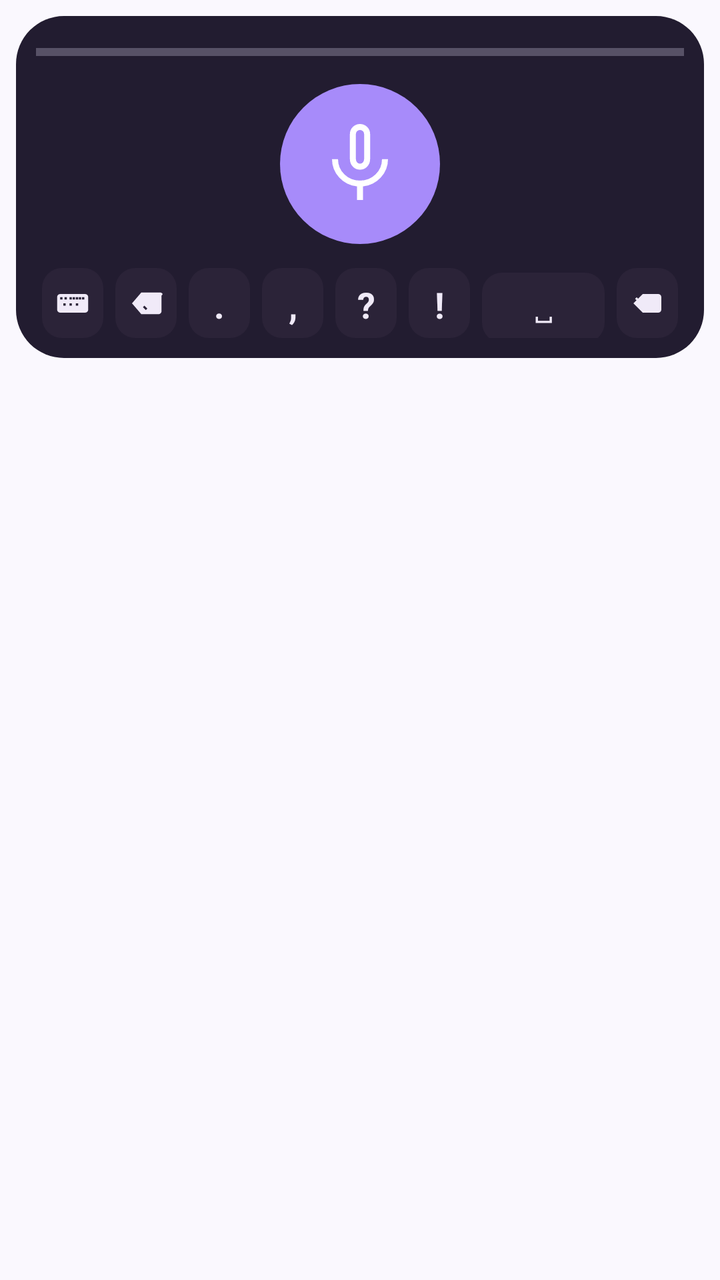
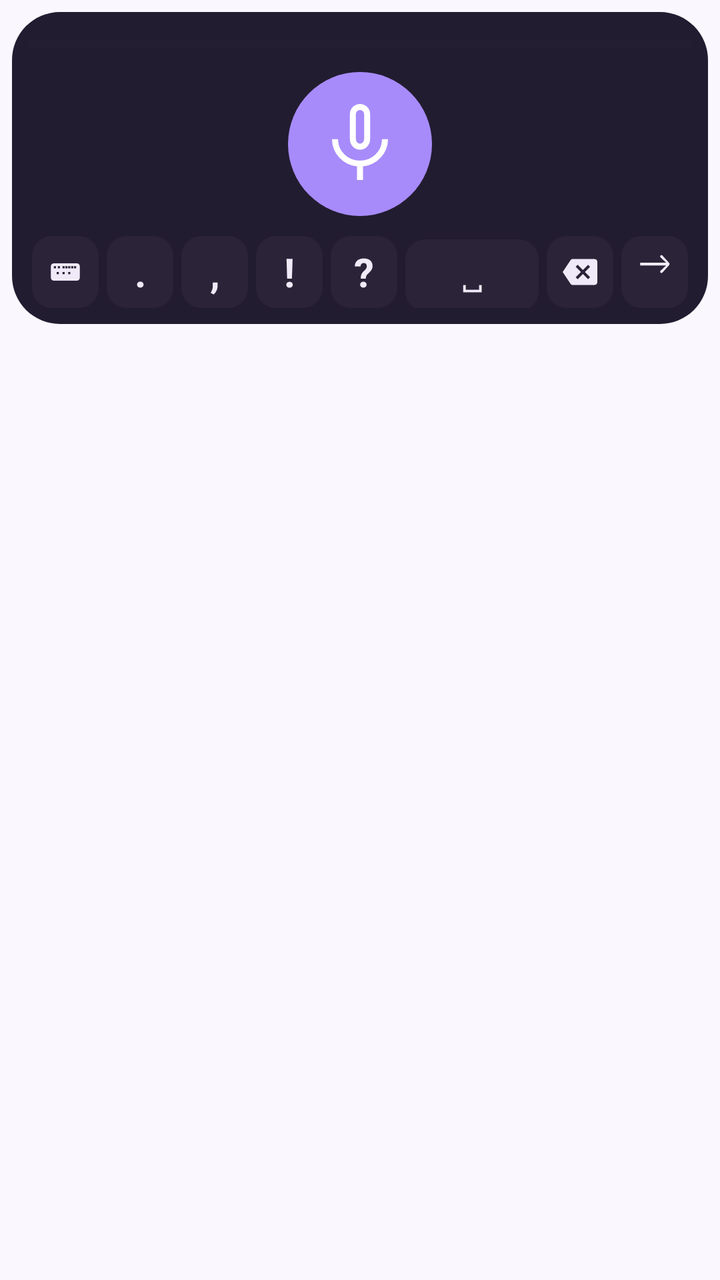

The first picture is an Android layout as it rendered before a commit; the second is the same layout after the commit. The layout source and the unified diff follow.
<!-- AndroidManifest.xml: application theme Theme.WhisperGroq.ActionBar -->
<!-- res/layout/voice_service.xml -->
<?xml version="1.0" encoding="utf-8"?>
<LinearLayout xmlns:android="http://schemas.android.com/apk/res/android"
    android:layout_width="match_parent"
    android:layout_height="wrap_content"
    android:orientation="vertical"
    android:clipToPadding="false"
    android:padding="8dp">

    <LinearLayout
        android:layout_width="match_parent"
        android:layout_height="wrap_content"
        android:orientation="vertical"
        android:background="@drawable/keyboard_bg"
        android:padding="10dp">

        <ProgressBar
            android:id="@+id/processing_bar"
            android:layout_width="match_parent"
            android:layout_height="wrap_content"
            android:indeterminate="false"
            android:progressTint="@color/ime_accent"
            android:progressBackgroundTint="@color/surface_container_high"
            android:indeterminateTint="@color/ime_accent"
            style="?android:attr/progressBarStyleHorizontal"/>

        <TextView
            android:id="@+id/tv_status"
            android:visibility="gone"
            android:gravity="center"
            android:layout_width="match_parent"
            android:layout_height="wrap_content"
            android:paddingHorizontal="10dp"
            android:layout_marginTop="4dp"
            android:textSize="14sp"
            android:textColor="@color/text_secondary" />

        
        <ImageButton
            android:id="@+id/btnRecord"
            android:layout_width="80dp"
            android:layout_height="80dp"
            android:layout_gravity="center_horizontal"
            android:layout_marginVertical="8dp"
            android:background="@drawable/kb_mic_button"
            android:padding="20dp"
            android:src="@drawable/ic_mic_48dp"
            android:contentDescription="@string/record_button"/>

        
        <LinearLayout
            android:layout_width="match_parent"
            android:layout_height="wrap_content"
            android:orientation="horizontal"
            android:layout_marginTop="4dp">

            <ImageButton
                android:id="@+id/btnKeyboard"
                style="@style/KbKey"
                android:src="@drawable/ic_keyboard_36dp"
                android:contentDescription="@string/exit_button"/>

            <ImageButton
                android:id="@+id/btnStop"
                style="@style/KbKey"
                android:visibility="gone"
                android:src="@drawable/ic_stop_recording_36dp"
                android:contentDescription="@string/stop_button"/>

            <ImageButton
                android:id="@+id/btnDel"
                style="@style/KbKey"
                android:src="@drawable/ic_keyboard_del_48dp"
                android:contentDescription="@string/delete_button"/>

            <TextView
                android:id="@+id/btnPeriod"
                style="@style/KbKey.Text"
                android:text="."/>

            <TextView
                android:id="@+id/btnComma"
                style="@style/KbKey.Text"
                android:text=","/>

            <TextView
                android:id="@+id/btnQuestion"
                style="@style/KbKey.Text"
                android:text="?"/>

            <TextView
                android:id="@+id/btnExclaim"
                style="@style/KbKey.Text"
                android:text="!"/>

            <TextView
                android:id="@+id/btnSpace"
                style="@style/KbKey.Text.Wide"
                android:text="␣"/>

            <ImageButton
                android:id="@+id/btnEnter"
                style="@style/KbKey"
                android:src="@drawable/ic_keyboard_return_48dp"
                android:contentDescription="@string/return_button"/>
        </LinearLayout>

    </LinearLayout>
</LinearLayout>
<!-- resources referenced by this layout -->
<resources>
  <color name="ime_accent">#A78BFA</color>
  <color name="surface_container_high">#EDE9FE</color>
  <color name="text_secondary">#6B6385</color>
  <!-- drawable ic_keyboard_del_48dp (drawable) -->
  <vector xmlns:android="http://schemas.android.com/apk/res/android"
      android:width="24dp"
      android:height="24dp"
      android:viewportWidth="960"
      android:viewportHeight="960">
    
    <path
        android:fillColor="@color/ime_text_primary"
        android:pathData="M360,760L120,480l240,-280h480q33,0 56.5,23.5T880,280v400q0,33 -23.5,56.5T800,760L360,760ZM400,580l75,75 40,-40 -75,-75 -75,75 -40,-40 75,-75 -75,-75 40,-40 75,75 75,-75 40,40 -75,75 75,75 -40,40 -75,-75Z"/>
  </vector>
  <!-- drawable ic_keyboard_return_48dp (drawable) -->
  <vector xmlns:android="http://schemas.android.com/apk/res/android"
      android:width="24dp"
      android:height="24dp"
      android:viewportWidth="960"
      android:viewportHeight="960">
    
    <path
        android:fillColor="@color/ime_text_primary"
        android:pathData="M360,240L760,240q33,0 56.5,23.5T840,320v320q0,33 -23.5,56.5T760,720L360,720 120,480Z M280,480l75,-75 -40,-40 -75,75 -75,-75 40,-40 75,75 75,-75 40,40 -75,75 75,75 -40,40 -75,-75Z"/>
  </vector>
  <!-- drawable kb_mic_button (drawable) -->
  <?xml version="1.0" encoding="utf-8"?>
  <selector xmlns:android="http://schemas.android.com/apk/res/android">
      <item android:state_pressed="true">
          <shape android:shape="oval">
              <solid android:color="@color/recording" />
          </shape>
      </item>
      <item>
          <shape android:shape="oval">
              <solid android:color="@color/ime_accent" />
          </shape>
      </item>
  </selector>
  <!-- drawable keyboard_bg (drawable) -->
  <?xml version="1.0" encoding="utf-8"?>
  <shape xmlns:android="http://schemas.android.com/apk/res/android">
      <solid android:color="@color/ime_surface" />
      <corners android:radius="24dp" />
  </shape>
  <string name="delete_button">Delete</string>
  <string name="exit_button">Exit</string>
  <string name="record_button">Record</string>
  <string name="return_button">Return</string>
  <string name="stop_button">Stop recording</string>
  <style name="KbKey">
          <item name="android:layout_width">0dp</item>
          <item name="android:layout_height">35dp</item>
          <item name="android:layout_weight">1</item>
          <item name="android:layout_marginStart">3dp</item>
          <item name="android:layout_marginEnd">3dp</item>
          <item name="android:background">@drawable/kb_button</item>
          <item name="android:padding">6dp</item>
          <item name="android:scaleType">fitCenter</item>
      </style>
  <style name="KbKey.Text" parent="KbKey">
          <item name="android:gravity">center</item>
          <item name="android:textSize">18sp</item>
          <item name="android:textStyle">bold</item>
          <item name="android:textColor">@color/ime_text_primary</item>
      </style>
  <style name="KbKey.Text.Wide" parent="KbKey.Text">
          <item name="android:layout_weight">2</item>
          <item name="android:textSize">14sp</item>
          <item name="android:textStyle">normal</item>
      </style>
  <color name="ime_text_primary">#F0EAF8</color>
  <color name="recording">#DC2626</color>
  <color name="ime_surface">#221C30</color>
  <color name="colorAccent">#7C3AED</color>
  <color name="colorAccentDark">#5B21B6</color>
  <color name="surface">#FFFFFF</color>
  <color name="text_primary">#1E1B29</color>
  <color name="windowBackground">#FAF8FE</color>
  <color name="ime_surface_container_high">#2B2338</color>
  <!-- unchanged entries left out for length: 5 -->
</resources>

<!-- the commit's change to res/layout/voice_service.xml (unified diff, before → after) -->
@@ -4,14 +4,14 @@
     android:layout_height="wrap_content"
     android:orientation="vertical"
     android:clipToPadding="false"
-    android:padding="8dp">
+    android:padding="6dp">
 
     <LinearLayout
         android:layout_width="match_parent"
         android:layout_height="wrap_content"
         android:orientation="vertical"
         android:background="@drawable/keyboard_bg"
-        android:padding="10dp">
+        android:padding="8dp">
 
         <ProgressBar
             android:id="@+id/processing_bar"
@@ -19,7 +19,7 @@
             android:layout_height="wrap_content"
             android:indeterminate="false"
             android:progressTint="@color/ime_accent"
-            android:progressBackgroundTint="@color/surface_container_high"
+            android:progressBackgroundTint="@color/ime_surface_container_high"
             android:indeterminateTint="@color/ime_accent"
             style="?android:attr/progressBarStyleHorizontal"/>
 
@@ -32,17 +32,17 @@
             android:paddingHorizontal="10dp"
             android:layout_marginTop="4dp"
             android:textSize="14sp"
-            android:textColor="@color/text_secondary" />
+            android:textColor="@color/ime_text_primary" />
 
         
         <ImageButton
             android:id="@+id/btnRecord"
-            android:layout_width="80dp"
-            android:layout_height="80dp"
+            android:layout_width="72dp"
+            android:layout_height="72dp"
             android:layout_gravity="center_horizontal"
-            android:layout_marginVertical="8dp"
+            android:layout_marginVertical="6dp"
             android:background="@drawable/kb_mic_button"
-            android:padding="20dp"
+            android:padding="18dp"
             android:src="@drawable/ic_mic_48dp"
             android:contentDescription="@string/record_button"/>
 
@@ -55,51 +55,123 @@
 
             <ImageButton
                 android:id="@+id/btnKeyboard"
-                style="@style/KbKey"
+                android:layout_width="0dp"
+                android:layout_height="36dp"
+                android:layout_weight="1"
+                android:layout_marginStart="2dp"
+                android:layout_marginEnd="2dp"
+                android:background="@drawable/kb_button"
+                android:padding="8dp"
+                android:scaleType="fitCenter"
                 android:src="@drawable/ic_keyboard_36dp"
                 android:contentDescription="@string/exit_button"/>
 
             <ImageButton
                 android:id="@+id/btnStop"
-                style="@style/KbKey"
+                android:layout_width="0dp"
+                android:layout_height="36dp"
+                android:layout_weight="1"
+                android:layout_marginStart="2dp"
+                android:layout_marginEnd="2dp"
+                android:background="@drawable/kb_button"
+                android:padding="8dp"
+                android:scaleType="fitCenter"
                 android:visibility="gone"
                 android:src="@drawable/ic_stop_recording_36dp"
                 android:contentDescription="@string/stop_button"/>
 
+            <TextView
+                android:id="@+id/btnPeriod"
+                android:layout_width="0dp"
+                android:layout_height="36dp"
+                android:layout_weight="1"
+                android:layout_marginStart="2dp"
+                android:layout_marginEnd="2dp"
+                android:background="@drawable/kb_button"
+                android:gravity="center"
+                android:text="."
+                android:textColor="@color/ime_text_primary"
+                android:textSize="20sp"
+                android:textStyle="bold"/>
+
+            <TextView
+                android:id="@+id/btnComma"
+                android:layout_width="0dp"
+                android:layout_height="36dp"
+                android:layout_weight="1"
+                android:layout_marginStart="2dp"
+                android:layout_marginEnd="2dp"
+                android:background="@drawable/kb_button"
+                android:gravity="center"
+                android:text=","
+                android:textColor="@color/ime_text_primary"
+                android:textSize="20sp"
+                android:textStyle="bold"/>
+
+            <TextView
+                android:id="@+id/btnExclaim"
+                android:layout_width="0dp"
+                android:layout_height="36dp"
+                android:layout_weight="1"
+                android:layout_marginStart="2dp"
+                android:layout_marginEnd="2dp"
+                android:background="@drawable/kb_button"
+                android:gravity="center"
+                android:text="!"
+                android:textColor="@color/ime_text_primary"
+                android:textSize="20sp"
+                android:textStyle="bold"/>
+
+            <TextView
+                android:id="@+id/btnQuestion"
+                android:layout_width="0dp"
+                android:layout_height="36dp"
+                android:layout_weight="1"
+                android:layout_marginStart="2dp"
+                android:layout_marginEnd="2dp"
+                android:background="@drawable/kb_button"
+                android:gravity="center"
+                android:text="?"
+                android:textColor="@color/ime_text_primary"
+                android:textSize="20sp"
+                android:textStyle="bold"/>
+
+            <TextView
+                android:id="@+id/btnSpace"
+                android:layout_width="0dp"
+                android:layout_height="36dp"
+                android:layout_weight="2"
+                android:layout_marginStart="2dp"
+                android:layout_marginEnd="2dp"
+                android:background="@drawable/kb_button"
+                android:gravity="center"
+                android:text="␣"
+                android:textColor="@color/ime_text_primary"
+                android:textSize="16sp"/>
+
             <ImageButton
                 android:id="@+id/btnDel"
-                style="@style/KbKey"
+                android:layout_width="0dp"
+                android:layout_height="36dp"
+                android:layout_weight="1"
+                android:layout_marginStart="2dp"
+                android:layout_marginEnd="2dp"
+                android:background="@drawable/kb_button"
+                android:padding="8dp"
+                android:scaleType="fitCenter"
                 android:src="@drawable/ic_keyboard_del_48dp"
                 android:contentDescription="@string/delete_button"/>
 
-            <TextView
-                android:id="@+id/btnPeriod"
-                style="@style/KbKey.Text"
-                android:text="."/>
-
-            <TextView
-                android:id="@+id/btnComma"
-                style="@style/KbKey.Text"
-                android:text=","/>
-
-            <TextView
-                android:id="@+id/btnQuestion"
-                style="@style/KbKey.Text"
-                android:text="?"/>
-
-            <TextView
-                android:id="@+id/btnExclaim"
-                style="@style/KbKey.Text"
-                android:text="!"/>
-
-            <TextView
-                android:id="@+id/btnSpace"
-                style="@style/KbKey.Text.Wide"
-                android:text="␣"/>
-
             <ImageButton
                 android:id="@+id/btnEnter"
-                style="@style/KbKey"
+                android:layout_width="0dp"
+                android:layout_height="36dp"
+                android:layout_weight="1"
+                android:layout_marginStart="2dp"
+                android:layout_marginEnd="2dp"
+                android:background="@drawable/kb_button"
+                android:padding="8dp"
+                android:scaleType="fitCenter"
                 android:src="@drawable/ic_keyboard_return_48dp"
                 android:contentDescription="@string/return_button"/>
         </LinearLayout>
<!-- resource entries referenced after the edit -->
@@ -1,29 +1,26 @@
 <!-- resources referenced by this layout -->
 <resources>
   <color name="ime_accent">#A78BFA</color>
-  <color name="surface_container_high">#EDE9FE</color>
   <color name="text_secondary">#6B6385</color>
   <!-- drawable ic_keyboard_del_48dp (drawable) -->
   <vector xmlns:android="http://schemas.android.com/apk/res/android"
       android:width="24dp"
       android:height="24dp"
-      android:viewportWidth="960"
-      android:viewportHeight="960">
-    
+      android:viewportWidth="24"
+      android:viewportHeight="24">
     <path
         android:fillColor="@color/ime_text_primary"
-        android:pathData="M360,760L120,480l240,-280h480q33,0 56.5,23.5T880,280v400q0,33 -23.5,56.5T800,760L360,760ZM400,580l75,75 40,-40 -75,-75 -75,75 -40,-40 75,-75 -75,-75 40,-40 75,75 75,-75 40,40 -75,75 75,75 -40,40 -75,-75Z"/>
+        android:pathData="M22,3H7C6.31,3 5.77,3.35 5.41,3.88L0,12L5.41,20.11C5.77,20.64 6.31,21 7,21H22C23.1,21 24,20.1 24,19V5C24,3.9 23.1,3 22,3M19,15.59L17.59,17L14,13.41L10.41,17L9,15.59L12.59,12L9,8.41L10.41,7L14,10.59L17.59,7L19,8.41L15.41,12L19,15.59Z"/>
   </vector>
   <!-- drawable ic_keyboard_return_48dp (drawable) -->
   <vector xmlns:android="http://schemas.android.com/apk/res/android"
       android:width="24dp"
       android:height="24dp"
-      android:viewportWidth="960"
-      android:viewportHeight="960">
-    
+      android:viewportWidth="24"
+      android:viewportHeight="24">
     <path
         android:fillColor="@color/ime_text_primary"
-        android:pathData="M360,240L760,240q33,0 56.5,23.5T840,320v320q0,33 -23.5,56.5T760,720L360,720 120,480Z M280,480l75,-75 -40,-40 -75,75 -75,-75 40,-40 75,75 75,-75 40,40 -75,75 75,75 -40,40 -75,-75Z"/>
+        android:pathData="M22,5.72L17.28,0.5C16.87,0.18 16.31,0.25 16,0.65C15.69,1.05 15.74,1.61 16.12,1.94L19.89,5.5H2V7.5H19.9L16.14,11.06C15.76,11.38 15.71,11.95 16,12.35C16.31,12.75 16.87,12.82 17.28,12.5L22,7.28C22.42,6.91 22.42,6.09 22,5.72Z"/>
   </vector>
   <!-- drawable kb_mic_button (drawable) -->
   <?xml version="1.0" encoding="utf-8"?>
@@ -50,27 +47,6 @@
   <string name="record_button">Record</string>
   <string name="return_button">Return</string>
   <string name="stop_button">Stop recording</string>
-  <style name="KbKey">
-          <item name="android:layout_width">0dp</item>
-          <item name="android:layout_height">35dp</item>
-          <item name="android:layout_weight">1</item>
-          <item name="android:layout_marginStart">3dp</item>
-          <item name="android:layout_marginEnd">3dp</item>
-          <item name="android:background">@drawable/kb_button</item>
-          <item name="android:padding">6dp</item>
-          <item name="android:scaleType">fitCenter</item>
-      </style>
-  <style name="KbKey.Text" parent="KbKey">
-          <item name="android:gravity">center</item>
-          <item name="android:textSize">18sp</item>
-          <item name="android:textStyle">bold</item>
-          <item name="android:textColor">@color/ime_text_primary</item>
-      </style>
-  <style name="KbKey.Text.Wide" parent="KbKey.Text">
-          <item name="android:layout_weight">2</item>
-          <item name="android:textSize">14sp</item>
-          <item name="android:textStyle">normal</item>
-      </style>
   <color name="ime_text_primary">#F0EAF8</color>
   <color name="recording">#DC2626</color>
   <color name="ime_surface">#221C30</color>
